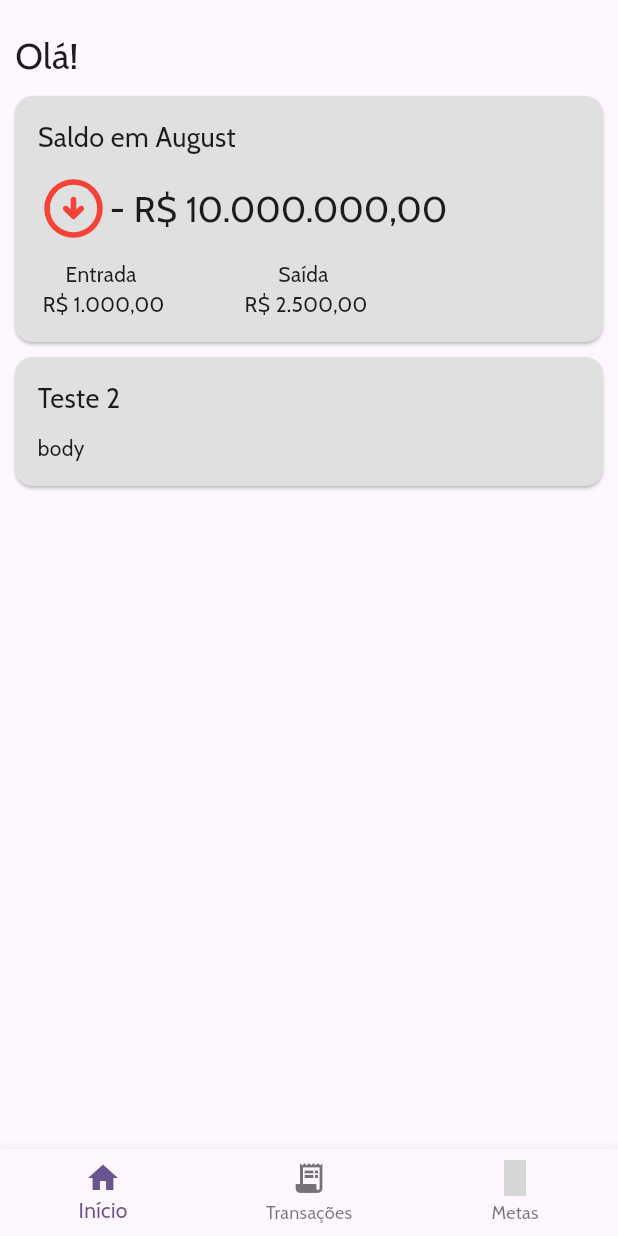
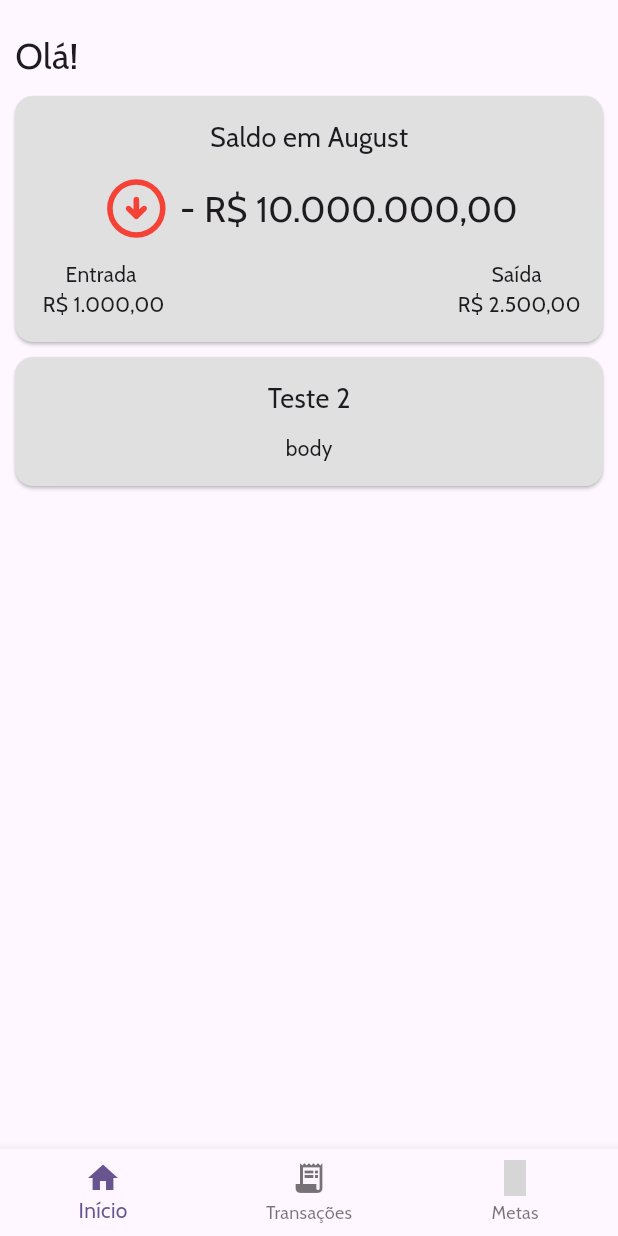
Before and after one commit to XxTaro/fintfitapp-mobile, a Flutter app: the screen it shows after launch, on a phone screen of 412 x 824 dp. Run offline on Flutter 3.47's test engine with Material 3 defaults, Android fonts, the phone set to English and light mode, and no system bars; our stand-ins replace drift, flutter_svg, google_fonts, material_symbols_icons, sqlite3_flutter_libs; missing offline and left inert: dart:ffi, sqlite3; accounts and stored records are empty; generated files the repository leaves out were written again; grey boxes are pictures that could not be loaded.

Commit message:
### Improved  - main page structure  - centralized card components

```diff
--- a/lib/main_page.dart
+++ b/lib/main_page.dart
@@ -40,14 +40,14 @@ class _MainPage extends State<MainPage> {
                   style: TextStyle(fontSize: 24),
                 )),
             _buildCard("Saldo em ${returnMonth(DateTime.now())}", resumedCurrentMonthCardBody(-10000000)),
-            _buildCard("Teste 2", Text("body")),
+            _buildCard("Teste 2", [Text("body")]),
           ],
         ),
       ),
     );
   }
 
-  Widget _buildCard(String header, Widget body) {
+  Widget _buildCard(String header, List<Widget> body) {
     return Row(
       children: [
         Expanded(
@@ -60,14 +60,12 @@ class _MainPage extends State<MainPage> {
                 padding: const EdgeInsets.all(15),
                 child: Column(
                   children: [
-                    Row(children: [
                     Text(
                       header,
                       style: const TextStyle(fontSize: 18),
-                      )
-                    ]),
+                    ),
                     const SizedBox(height: 10,),
-                    Row(children: [body]),
+                    ...body,
                   ],
                 ),
               ),
@@ -78,47 +76,46 @@ class _MainPage extends State<MainPage> {
     );
   }
 
-  Widget resumedCurrentMonthCardBody(double currentMonthBalance) {
-    return Column(
-        crossAxisAlignment: CrossAxisAlignment.start,
-        children: [
+  List<Widget> resumedCurrentMonthCardBody(double currentMonthBalance) {
+    return [
       getMonthSummary(currentMonthBalance),
       const SizedBox(height: 10,),
       getMonthSummaryInputAndOutputFlow(1000, 2500)
-        ]);
+    ];
   }
 
   Widget getMonthSummary(double currentMonthBalance) {
+    SvgPicture picture;
     if (currentMonthBalance > 0) {
-      return Row(
-        children: [
-          SvgPicture.asset(
+      picture = SvgPicture.asset(
             "assets/ic_arrow_circle_up_24.svg",
             height: 48,
             width: 48,
             colorFilter: const ColorFilter.mode(Colors.green, BlendMode.srcIn),
-          ),
-          Text(formattedNumberStr(currentMonthBalance), style: const TextStyle(fontSize: 24))
-        ],
           );
     } else {
-      return Row(children: [
-        SvgPicture.asset(
+      picture = SvgPicture.asset(
           "assets/ic_arrow_circle_down_24.svg",
           height: 48,
           width: 48,
           colorFilter: const ColorFilter.mode(Colors.red, BlendMode.srcIn),
-        ),
+        );
+    }
+
+    return Row(
+      mainAxisAlignment: MainAxisAlignment.center,
+      children: [
+        picture,
+        const SizedBox(width: 5,),
         Text(formattedNumberStr(currentMonthBalance), style: const TextStyle(fontSize: 24))
     ]);
-    }
   }
 
   Widget getMonthSummaryInputAndOutputFlow(double input, double output) {
       return Row(
+        mainAxisAlignment: MainAxisAlignment.spaceBetween,
         children: [
           getFlow('Entrada', input),
-          const SizedBox(width: 50,),
           getFlow('Saída', output)
         ],
       );
```
Lines whose indentation alone changed are shown as unchanged.
